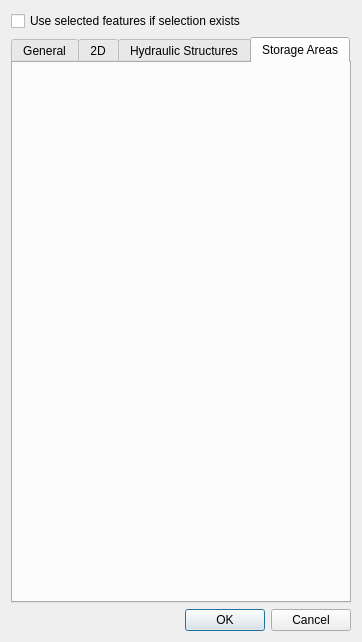
Before: the Qt Designer form rivergis/ui/ui_importDataIntoRasTables.ui in erpas/rgis, drawn with Qt 5.
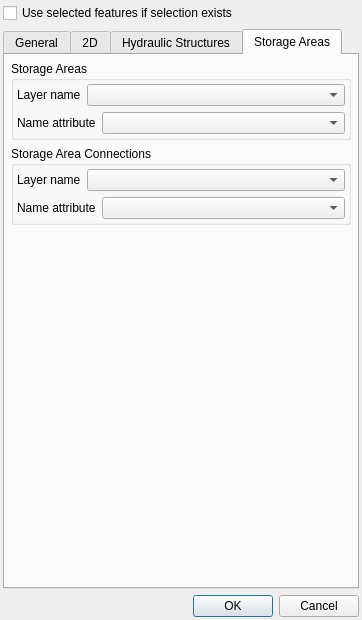
After: the same form once the commit is applied. The open tabs and pages were chosen to show the change.

Commit message: add: import SA, change: menus, toolbars, new way of calling ras1d functions from the main class

The edit to the form file:
```diff
--- a/rivergis/ui/ui_importDataIntoRasTables.ui
+++ b/rivergis/ui/ui_importDataIntoRasTables.ui
@@ -20,6 +20,9 @@
    <string>Import Data Into RAS PostGIS Tables</string>
   </property>
   <layout class="QGridLayout" name="gridLayout">
+   <property name="margin">
+    <number>3</number>
+   </property>
    <item row="1" column="0">
     <widget class="QTabWidget" name="tabWidget">
      <property name="locale">
@@ -33,6 +36,9 @@
        <string>General</string>
       </attribute>
       <layout class="QGridLayout" name="gridLayout_2">
+       <property name="margin">
+        <number>6</number>
+       </property>
        <item row="0" column="0">
         <layout class="QVBoxLayout" name="verticalLayout">
          <item>
@@ -235,6 +241,9 @@
        <string>2D</string>
       </attribute>
       <layout class="QGridLayout" name="gridLayout_7">
+       <property name="margin">
+        <number>6</number>
+       </property>
        <item row="0" column="0">
         <layout class="QVBoxLayout" name="verticalLayout_3">
          <property name="topMargin">
@@ -521,6 +530,9 @@
        <string>Hydraulic Structures</string>
       </attribute>
       <layout class="QGridLayout" name="gridLayout_3">
+       <property name="margin">
+        <number>6</number>
+       </property>
        <item row="0" column="0">
         <layout class="QVBoxLayout" name="verticalLayout_2">
          <item>
@@ -892,6 +904,136 @@
       <attribute name="title">
        <string>Storage Areas</string>
       </attribute>
+      <layout class="QGridLayout" name="gridLayout_11">
+       <property name="margin">
+        <number>6</number>
+       </property>
+       <item row="0" column="0">
+        <layout class="QVBoxLayout" name="verticalLayout_10">
+         <item>
+          <widget class="QGroupBox" name="groupBox_7">
+           <property name="title">
+            <string>Storage Areas</string>
+           </property>
+           <layout class="QGridLayout" name="gridLayout_12">
+            <property name="margin">
+             <number>3</number>
+            </property>
+            <item row="0" column="0">
+             <layout class="QHBoxLayout" name="horizontalLayout_26">
+              <item>
+               <widget class="QLabel" name="label_31">
+                <property name="text">
+                 <string>Layer name</string>
+                </property>
+               </widget>
+              </item>
+              <item>
+               <widget class="QComboBox" name="cboSALayer">
+                <property name="sizePolicy">
+                 <sizepolicy hsizetype="MinimumExpanding" vsizetype="Fixed">
+                  <horstretch>0</horstretch>
+                  <verstretch>0</verstretch>
+                 </sizepolicy>
+                </property>
+               </widget>
+              </item>
+             </layout>
+            </item>
+            <item row="1" column="0">
+             <layout class="QHBoxLayout" name="horizontalLayout_27">
+              <item>
+               <widget class="QLabel" name="label_32">
+                <property name="text">
+                 <string>Name attribute</string>
+                </property>
+               </widget>
+              </item>
+              <item>
+               <widget class="QComboBox" name="cboSAName">
+                <property name="sizePolicy">
+                 <sizepolicy hsizetype="MinimumExpanding" vsizetype="Fixed">
+                  <horstretch>0</horstretch>
+                  <verstretch>0</verstretch>
+                 </sizepolicy>
+                </property>
+               </widget>
+              </item>
+             </layout>
+            </item>
+           </layout>
+          </widget>
+         </item>
+         <item>
+          <widget class="QGroupBox" name="groupBox_8">
+           <property name="title">
+            <string>Storage Area Connections</string>
+           </property>
+           <layout class="QGridLayout" name="gridLayout_13">
+            <property name="margin">
+             <number>3</number>
+            </property>
+            <item row="0" column="0">
+             <layout class="QHBoxLayout" name="horizontalLayout_28">
+              <item>
+               <widget class="QLabel" name="label_33">
+                <property name="text">
+                 <string>Layer name</string>
+                </property>
+               </widget>
+              </item>
+              <item>
+               <widget class="QComboBox" name="cboSacLayer">
+                <property name="sizePolicy">
+                 <sizepolicy hsizetype="MinimumExpanding" vsizetype="Fixed">
+                  <horstretch>0</horstretch>
+                  <verstretch>0</verstretch>
+                 </sizepolicy>
+                </property>
+               </widget>
+              </item>
+             </layout>
+            </item>
+            <item row="1" column="0">
+             <layout class="QHBoxLayout" name="horizontalLayout_29">
+              <item>
+               <widget class="QLabel" name="label_34">
+                <property name="text">
+                 <string>Name attribute</string>
+                </property>
+               </widget>
+              </item>
+              <item>
+               <widget class="QComboBox" name="cboSacName">
+                <property name="sizePolicy">
+                 <sizepolicy hsizetype="MinimumExpanding" vsizetype="Fixed">
+                  <horstretch>0</horstretch>
+                  <verstretch>0</verstretch>
+                 </sizepolicy>
+                </property>
+               </widget>
+              </item>
+             </layout>
+            </item>
+           </layout>
+          </widget>
+         </item>
+        </layout>
+       </item>
+       <item row="1" column="0">
+        <spacer name="verticalSpacer_3">
+         <property name="orientation">
+          <enum>Qt::Vertical</enum>
+         </property>
+         <property name="sizeHint" stdset="0">
+          <size>
+           <width>20</width>
+           <height>40</height>
+          </size>
+         </property>
+        </spacer>
+       </item>
+      </layout>
      </widget>
     </widget>
    </item>
```
The commit also changes 12 other files.
